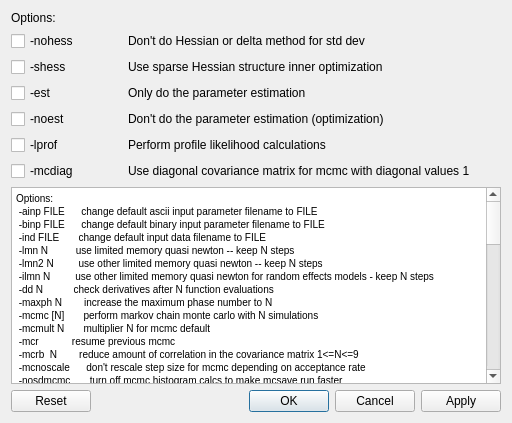
Qt form src/dialog_runoptions.ui (nmfs-ost/ss3-ssi) before a commit.
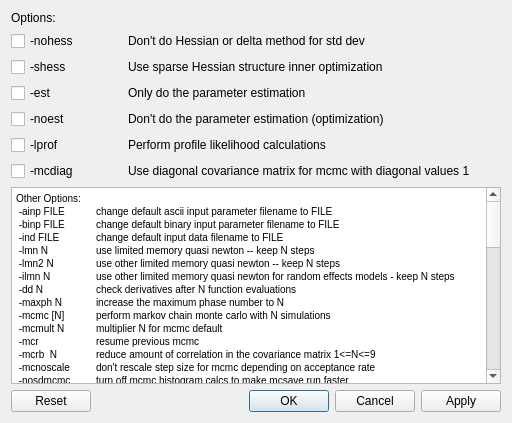
The same form after that commit.

Commit message: Changed text in run options dialog.

Patch:
```diff
--- a/src/dialog_runoptions.ui
+++ b/src/dialog_runoptions.ui
@@ -42,65 +42,60 @@
 &lt;html&gt;&lt;head&gt;&lt;meta name=&quot;qrichtext&quot; content=&quot;1&quot; /&gt;&lt;style type=&quot;text/css&quot;&gt;
 p, li { white-space: pre-wrap; }
 &lt;/style&gt;&lt;/head&gt;&lt;body style=&quot; font-family:'MS Shell Dlg 2'; font-size:7.8pt; font-weight:400; font-style:normal;&quot;&gt;
-&lt;p style=&quot; margin-top:0px; margin-bottom:0px; margin-left:0px; margin-right:0px; -qt-block-indent:0; text-indent:0px;&quot;&gt;Options:&lt;/p&gt;
-&lt;p style=&quot; margin-top:0px; margin-bottom:0px; margin-left:0px; margin-right:0px; -qt-block-indent:0; text-indent:0px;&quot;&gt; -ainp FILE      change default ascii input parameter filename to FILE&lt;/p&gt;
-&lt;p style=&quot; margin-top:0px; margin-bottom:0px; margin-left:0px; margin-right:0px; -qt-block-indent:0; text-indent:0px;&quot;&gt; -binp FILE      change default binary input parameter filename to FILE&lt;/p&gt;
-&lt;p style=&quot; margin-top:0px; margin-bottom:0px; margin-left:0px; margin-right:0px; -qt-block-indent:0; text-indent:0px;&quot;&gt; -ind FILE       change default input data filename to FILE&lt;/p&gt;
-&lt;p style=&quot; margin-top:0px; margin-bottom:0px; margin-left:0px; margin-right:0px; -qt-block-indent:0; text-indent:0px;&quot;&gt; -lmn N          use limited memory quasi newton -- keep N steps&lt;/p&gt;
-&lt;p style=&quot; margin-top:0px; margin-bottom:0px; margin-left:0px; margin-right:0px; -qt-block-indent:0; text-indent:0px;&quot;&gt; -lmn2 N         use other limited memory quasi newton -- keep N steps&lt;/p&gt;
-&lt;p style=&quot; margin-top:0px; margin-bottom:0px; margin-left:0px; margin-right:0px; -qt-block-indent:0; text-indent:0px;&quot;&gt; -ilmn N         use other limited memory quasi newton for random effects models - keep N steps&lt;/p&gt;
-&lt;p style=&quot; margin-top:0px; margin-bottom:0px; margin-left:0px; margin-right:0px; -qt-block-indent:0; text-indent:0px;&quot;&gt; -dd N           check derivatives after N function evaluations&lt;/p&gt;
-&lt;p style=&quot; margin-top:0px; margin-bottom:0px; margin-left:0px; margin-right:0px; -qt-block-indent:0; text-indent:0px;&quot;&gt; -maxph N        increase the maximum phase number to N&lt;/p&gt;
-&lt;p style=&quot; margin-top:0px; margin-bottom:0px; margin-left:0px; margin-right:0px; -qt-block-indent:0; text-indent:0px;&quot;&gt; -mcmc [N]       perform markov chain monte carlo with N simulations&lt;/p&gt;
-&lt;p style=&quot; margin-top:0px; margin-bottom:0px; margin-left:0px; margin-right:0px; -qt-block-indent:0; text-indent:0px;&quot;&gt; -mcmult N       multiplier N for mcmc default&lt;/p&gt;
-&lt;p style=&quot; margin-top:0px; margin-bottom:0px; margin-left:0px; margin-right:0px; -qt-block-indent:0; text-indent:0px;&quot;&gt; -mcr            resume previous mcmc&lt;/p&gt;
-&lt;p style=&quot; margin-top:0px; margin-bottom:0px; margin-left:0px; margin-right:0px; -qt-block-indent:0; text-indent:0px;&quot;&gt; -mcrb  N        reduce amount of correlation in the covariance matrix 1&amp;lt;=N&amp;lt;=9&lt;/p&gt;
-&lt;p style=&quot; margin-top:0px; margin-bottom:0px; margin-left:0px; margin-right:0px; -qt-block-indent:0; text-indent:0px;&quot;&gt; -mcnoscale      don't rescale step size for mcmc depending on acceptance rate&lt;/p&gt;
-&lt;p style=&quot; margin-top:0px; margin-bottom:0px; margin-left:0px; margin-right:0px; -qt-block-indent:0; text-indent:0px;&quot;&gt; -nosdmcmc       turn off mcmc histogram calcs to make mcsave run faster&lt;/p&gt;
-&lt;p style=&quot; margin-top:0px; margin-bottom:0px; margin-left:0px; margin-right:0px; -qt-block-indent:0; text-indent:0px;&quot;&gt; -mcprobe N      use probing strategy for mcmc with factor N&lt;/p&gt;
-&lt;p style=&quot; margin-top:0px; margin-bottom:0px; margin-left:0px; margin-right:0px; -qt-block-indent:0; text-indent:0px;&quot;&gt; -mcgrope N      Deprecated, same as -mcprobe&lt;/p&gt;
-&lt;p style=&quot; margin-top:0px; margin-bottom:0px; margin-left:0px; margin-right:0px; -qt-block-indent:0; text-indent:0px;&quot;&gt; -mcseed N       seed for random number generator for markov chain monte carlo&lt;/p&gt;
-&lt;p style=&quot; margin-top:0px; margin-bottom:0px; margin-left:0px; margin-right:0px; -qt-block-indent:0; text-indent:0px;&quot;&gt; -mcscale N      rescale step size for first N evaluations&lt;/p&gt;
-&lt;p style=&quot; margin-top:0px; margin-bottom:0px; margin-left:0px; margin-right:0px; -qt-block-indent:0; text-indent:0px;&quot;&gt; -mcsave N       save the parameters for every Nth simulation&lt;/p&gt;
-&lt;p style=&quot; margin-top:0px; margin-bottom:0px; margin-left:0px; margin-right:0px; -qt-block-indent:0; text-indent:0px;&quot;&gt; -mceval         go through the saved mcmc values from a previous mcsave&lt;/p&gt;
-&lt;p style=&quot; margin-top:0px; margin-bottom:0px; margin-left:0px; margin-right:0px; -qt-block-indent:0; text-indent:0px;&quot;&gt; -mcu            use uniformaly distributed steps for mcmc instead of random normal&lt;/p&gt;
+&lt;p style=&quot; margin-top:0px; margin-bottom:0px; margin-left:0px; margin-right:0px; -qt-block-indent:0; text-indent:0px;&quot;&gt;Other Options:&lt;/p&gt;
+&lt;p style=&quot; margin-top:0px; margin-bottom:0px; margin-left:0px; margin-right:0px; -qt-block-indent:0; text-indent:0px;&quot;&gt; -ainp FILE	change default ascii input parameter filename to FILE&lt;/p&gt;
+&lt;p style=&quot; margin-top:0px; margin-bottom:0px; margin-left:0px; margin-right:0px; -qt-block-indent:0; text-indent:0px;&quot;&gt; -binp FILE	change default binary input parameter filename to FILE&lt;/p&gt;
+&lt;p style=&quot; margin-top:0px; margin-bottom:0px; margin-left:0px; margin-right:0px; -qt-block-indent:0; text-indent:0px;&quot;&gt; -ind FILE	change default input data filename to FILE&lt;/p&gt;
+&lt;p style=&quot; margin-top:0px; margin-bottom:0px; margin-left:0px; margin-right:0px; -qt-block-indent:0; text-indent:0px;&quot;&gt; -lmn N	use limited memory quasi newton -- keep N steps&lt;/p&gt;
+&lt;p style=&quot; margin-top:0px; margin-bottom:0px; margin-left:0px; margin-right:0px; -qt-block-indent:0; text-indent:0px;&quot;&gt; -lmn2 N	use other limited memory quasi newton -- keep N steps&lt;/p&gt;
+&lt;p style=&quot; margin-top:0px; margin-bottom:0px; margin-left:0px; margin-right:0px; -qt-block-indent:0; text-indent:0px;&quot;&gt; -ilmn N	use other limited memory quasi newton for random effects models - keep N steps&lt;/p&gt;
+&lt;p style=&quot; margin-top:0px; margin-bottom:0px; margin-left:0px; margin-right:0px; -qt-block-indent:0; text-indent:0px;&quot;&gt; -dd N 	check derivatives after N function evaluations&lt;/p&gt;
+&lt;p style=&quot; margin-top:0px; margin-bottom:0px; margin-left:0px; margin-right:0px; -qt-block-indent:0; text-indent:0px;&quot;&gt; -maxph N	increase the maximum phase number to N&lt;/p&gt;
+&lt;p style=&quot; margin-top:0px; margin-bottom:0px; margin-left:0px; margin-right:0px; -qt-block-indent:0; text-indent:0px;&quot;&gt; -mcmc [N]	perform markov chain monte carlo with N simulations&lt;/p&gt;
+&lt;p style=&quot; margin-top:0px; margin-bottom:0px; margin-left:0px; margin-right:0px; -qt-block-indent:0; text-indent:0px;&quot;&gt; -mcmult N	multiplier N for mcmc default&lt;/p&gt;
+&lt;p style=&quot; margin-top:0px; margin-bottom:0px; margin-left:0px; margin-right:0px; -qt-block-indent:0; text-indent:0px;&quot;&gt; -mcr 	resume previous mcmc&lt;/p&gt;
+&lt;p style=&quot; margin-top:0px; margin-bottom:0px; margin-left:0px; margin-right:0px; -qt-block-indent:0; text-indent:0px;&quot;&gt; -mcrb  N 	reduce amount of correlation in the covariance matrix 1&amp;lt;=N&amp;lt;=9&lt;/p&gt;
+&lt;p style=&quot; margin-top:0px; margin-bottom:0px; margin-left:0px; margin-right:0px; -qt-block-indent:0; text-indent:0px;&quot;&gt; -mcnoscale	don't rescale step size for mcmc depending on acceptance rate&lt;/p&gt;
+&lt;p style=&quot; margin-top:0px; margin-bottom:0px; margin-left:0px; margin-right:0px; -qt-block-indent:0; text-indent:0px;&quot;&gt; -nosdmcmc 	turn off mcmc histogram calcs to make mcsave run faster&lt;/p&gt;
+&lt;p style=&quot; margin-top:0px; margin-bottom:0px; margin-left:0px; margin-right:0px; -qt-block-indent:0; text-indent:0px;&quot;&gt; -mcprobe N 	use probing strategy for mcmc with factor N&lt;/p&gt;
+&lt;p style=&quot; margin-top:0px; margin-bottom:0px; margin-left:0px; margin-right:0px; -qt-block-indent:0; text-indent:0px;&quot;&gt; -mcgrope N 	Deprecated, same as -mcprobe&lt;/p&gt;
+&lt;p style=&quot; margin-top:0px; margin-bottom:0px; margin-left:0px; margin-right:0px; -qt-block-indent:0; text-indent:0px;&quot;&gt; -mcseed N 	seed for random number generator for markov chain monte carlo&lt;/p&gt;
+&lt;p style=&quot; margin-top:0px; margin-bottom:0px; margin-left:0px; margin-right:0px; -qt-block-indent:0; text-indent:0px;&quot;&gt; -mcscale N 	rescale step size for first N evaluations&lt;/p&gt;
+&lt;p style=&quot; margin-top:0px; margin-bottom:0px; margin-left:0px; margin-right:0px; -qt-block-indent:0; text-indent:0px;&quot;&gt; -mcsave N 	save the parameters for every Nth simulation&lt;/p&gt;
+&lt;p style=&quot; margin-top:0px; margin-bottom:0px; margin-left:0px; margin-right:0px; -qt-block-indent:0; text-indent:0px;&quot;&gt; -mceval 	go through the saved mcmc values from a previous mcsave&lt;/p&gt;
+&lt;p style=&quot; margin-top:0px; margin-bottom:0px; margin-left:0px; margin-right:0px; -qt-block-indent:0; text-indent:0px;&quot;&gt; -mcu 	use uniformaly distributed steps for mcmc instead of random normal&lt;/p&gt;
 &lt;p style=&quot; margin-top:0px; margin-bottom:0px; margin-left:0px; margin-right:0px; -qt-block-indent:0; text-indent:0px;&quot;&gt; -crit N1,N2,... set gradient magnitude convergence criterion to N&lt;/p&gt;
-&lt;p style=&quot; margin-top:0px; margin-bottom:0px; margin-left:0px; margin-right:0px; -qt-block-indent:0; text-indent:0px;&quot;&gt; -iprint N       print out function minimizer report every N iterations&lt;/p&gt;
+&lt;p style=&quot; margin-top:0px; margin-bottom:0px; margin-left:0px; margin-right:0px; -qt-block-indent:0; text-indent:0px;&quot;&gt; -iprint N 	print out function minimizer report every N iterations&lt;/p&gt;
 &lt;p style=&quot; margin-top:0px; margin-bottom:0px; margin-left:0px; margin-right:0px; -qt-block-indent:0; text-indent:0px;&quot;&gt; -maxfn N1,N2,.. set maximum number opf function eval's to N&lt;/p&gt;
-&lt;p style=&quot; margin-top:0px; margin-bottom:0px; margin-left:0px; margin-right:0px; -qt-block-indent:0; text-indent:0px;&quot;&gt; -rs             if function minimizer can't make progress rescale and try again&lt;/p&gt;
-&lt;p style=&quot; margin-top:0px; margin-bottom:0px; margin-left:0px; margin-right:0px; -qt-block-indent:0; text-indent:0px;&quot;&gt; -nox            suppress vector and gradient values in minimizer screen report&lt;/p&gt;
-&lt;p style=&quot; margin-top:0px; margin-bottom:0px; margin-left:0px; margin-right:0px; -qt-block-indent:0; text-indent:0px;&quot;&gt; -phase N        start minimization in phase N&lt;/p&gt;
-&lt;p style=&quot; margin-top:0px; margin-bottom:0px; margin-left:0px; margin-right:0px; -qt-block-indent:0; text-indent:0px;&quot;&gt; -simplex        use simplex for minimization -- deprecated, use -neldmead&lt;/p&gt;
-&lt;p style=&quot; margin-top:0px; margin-bottom:0px; margin-left:0px; margin-right:0px; -qt-block-indent:0; text-indent:0px;&quot;&gt; -neldmead       use Nelder-Mead simplex algorithm for minimization&lt;/p&gt;
-&lt;p style=&quot; margin-top:0px; margin-bottom:0px; margin-left:0px; margin-right:0px; -qt-block-indent:0; text-indent:0px;&quot;&gt; -nohess         don't do hessian or delta method for std dev&lt;/p&gt;
-&lt;p style=&quot; margin-top:0px; margin-bottom:0px; margin-left:0px; margin-right:0px; -qt-block-indent:0; text-indent:0px;&quot;&gt; -eigvec         calculate eigenvectors of the Hessian&lt;/p&gt;
-&lt;p style=&quot; margin-top:0px; margin-bottom:0px; margin-left:0px; margin-right:0px; -qt-block-indent:0; text-indent:0px;&quot;&gt; -sdonly         do delta method for std dev estimates without redoing hessian&lt;/p&gt;
-&lt;p style=&quot; margin-top:0px; margin-bottom:0px; margin-left:0px; margin-right:0px; -qt-block-indent:0; text-indent:0px;&quot;&gt; -ams N          set arrmblsize to N (ARRAY_MEMBLOCK_SIZE)&lt;/p&gt;
-&lt;p style=&quot; margin-top:0px; margin-bottom:0px; margin-left:0px; margin-right:0px; -qt-block-indent:0; text-indent:0px;&quot;&gt; -cbs N          set CMPDIF_BUFFER_SIZE to N (ARRAY_MEMBLOCK_SIZE)&lt;/p&gt;
-&lt;p style=&quot; margin-top:0px; margin-bottom:0px; margin-left:0px; margin-right:0px; -qt-block-indent:0; text-indent:0px;&quot;&gt; -mno N          set the maximum number of independent variables to N&lt;/p&gt;
-&lt;p style=&quot; margin-top:0px; margin-bottom:0px; margin-left:0px; margin-right:0px; -qt-block-indent:0; text-indent:0px;&quot;&gt; -mdl N          set the maximum number of dvariables to N&lt;/p&gt;
-&lt;p style=&quot; margin-top:0px; margin-bottom:0px; margin-left:0px; margin-right:0px; -qt-block-indent:0; text-indent:0px;&quot;&gt; -gbs N          set GRADSTACK_BUFFER_SIZE to N (ARRAY_MEMBLOCK_SIZE)&lt;/p&gt;
-&lt;p style=&quot; margin-top:0px; margin-bottom:0px; margin-left:0px; margin-right:0px; -qt-block-indent:0; text-indent:0px;&quot;&gt; -info           show how to cite ADMB, license, and acknowledgements&lt;/p&gt;
-&lt;p style=&quot; margin-top:0px; margin-bottom:0px; margin-left:0px; margin-right:0px; -qt-block-indent:0; text-indent:0px;&quot;&gt; -version        show version information&lt;/p&gt;
-&lt;p style=&quot; margin-top:0px; margin-bottom:0px; margin-left:0px; margin-right:0px; -qt-block-indent:0; text-indent:0px;&quot;&gt; -help           show this message&lt;/p&gt;
+&lt;p style=&quot; margin-top:0px; margin-bottom:0px; margin-left:0px; margin-right:0px; -qt-block-indent:0; text-indent:0px;&quot;&gt; -rs 	if function minimizer can't make progress rescale and try again&lt;/p&gt;
+&lt;p style=&quot; margin-top:0px; margin-bottom:0px; margin-left:0px; margin-right:0px; -qt-block-indent:0; text-indent:0px;&quot;&gt; -nox 	suppress vector and gradient values in minimizer screen report&lt;/p&gt;
+&lt;p style=&quot; margin-top:0px; margin-bottom:0px; margin-left:0px; margin-right:0px; -qt-block-indent:0; text-indent:0px;&quot;&gt; -phase N 	start minimization in phase N&lt;/p&gt;
+&lt;p style=&quot; margin-top:0px; margin-bottom:0px; margin-left:0px; margin-right:0px; -qt-block-indent:0; text-indent:0px;&quot;&gt; -simplex 	use simplex for minimization -- deprecated, use -neldmead&lt;/p&gt;
+&lt;p style=&quot; margin-top:0px; margin-bottom:0px; margin-left:0px; margin-right:0px; -qt-block-indent:0; text-indent:0px;&quot;&gt; -neldmead 	use Nelder-Mead simplex algorithm for minimization&lt;/p&gt;
+&lt;p style=&quot; margin-top:0px; margin-bottom:0px; margin-left:0px; margin-right:0px; -qt-block-indent:0; text-indent:0px;&quot;&gt; -eigvec 	calculate eigenvectors of the Hessian&lt;/p&gt;
+&lt;p style=&quot; margin-top:0px; margin-bottom:0px; margin-left:0px; margin-right:0px; -qt-block-indent:0; text-indent:0px;&quot;&gt; -sdonly 	do delta method for std dev estimates without redoing hessian&lt;/p&gt;
+&lt;p style=&quot; margin-top:0px; margin-bottom:0px; margin-left:0px; margin-right:0px; -qt-block-indent:0; text-indent:0px;&quot;&gt; -ams N 	set arrmblsize to N (ARRAY_MEMBLOCK_SIZE)&lt;/p&gt;
+&lt;p style=&quot; margin-top:0px; margin-bottom:0px; margin-left:0px; margin-right:0px; -qt-block-indent:0; text-indent:0px;&quot;&gt; -cbs N  	set CMPDIF_BUFFER_SIZE to N (ARRAY_MEMBLOCK_SIZE)&lt;/p&gt;
+&lt;p style=&quot; margin-top:0px; margin-bottom:0px; margin-left:0px; margin-right:0px; -qt-block-indent:0; text-indent:0px;&quot;&gt; -mno N 	set the maximum number of independent variables to N&lt;/p&gt;
+&lt;p style=&quot; margin-top:0px; margin-bottom:0px; margin-left:0px; margin-right:0px; -qt-block-indent:0; text-indent:0px;&quot;&gt; -mdl N 	set the maximum number of dvariables to N&lt;/p&gt;
+&lt;p style=&quot; margin-top:0px; margin-bottom:0px; margin-left:0px; margin-right:0px; -qt-block-indent:0; text-indent:0px;&quot;&gt; -gbs N 	set GRADSTACK_BUFFER_SIZE to N (ARRAY_MEMBLOCK_SIZE)&lt;/p&gt;
 &lt;p style=&quot;-qt-paragraph-type:empty; margin-top:0px; margin-bottom:0px; margin-left:0px; margin-right:0px; -qt-block-indent:0; text-indent:0px;&quot;&gt;&lt;br /&gt;&lt;/p&gt;
 &lt;p style=&quot; margin-top:0px; margin-bottom:0px; margin-left:0px; margin-right:0px; -qt-block-indent:0; text-indent:0px;&quot;&gt;Random effects options if applicable&lt;/p&gt;
-&lt;p style=&quot; margin-top:0px; margin-bottom:0px; margin-left:0px; margin-right:0px; -qt-block-indent:0; text-indent:0px;&quot;&gt; -nr N           maximum number of Newton-Raphson steps&lt;/p&gt;
-&lt;p style=&quot; margin-top:0px; margin-bottom:0px; margin-left:0px; margin-right:0px; -qt-block-indent:0; text-indent:0px;&quot;&gt; -imaxfn N       maximum number of evals in quasi-Newton inner optimization&lt;/p&gt;
-&lt;p style=&quot; margin-top:0px; margin-bottom:0px; margin-left:0px; margin-right:0px; -qt-block-indent:0; text-indent:0px;&quot;&gt; -is N           set importance sampling size to N&lt;/p&gt;
-&lt;p style=&quot; margin-top:0px; margin-bottom:0px; margin-left:0px; margin-right:0px; -qt-block-indent:0; text-indent:0px;&quot;&gt; -isf N          set importance sampling size funnel blocks to N&lt;/p&gt;
-&lt;p style=&quot; margin-top:0px; margin-bottom:0px; margin-left:0px; margin-right:0px; -qt-block-indent:0; text-indent:0px;&quot;&gt; -isdiag         print importance sampling diagnostics&lt;/p&gt;
-&lt;p style=&quot; margin-top:0px; margin-bottom:0px; margin-left:0px; margin-right:0px; -qt-block-indent:0; text-indent:0px;&quot;&gt; -hybrid         do hybrid Monte Carlo version of MCMC&lt;/p&gt;
-&lt;p style=&quot; margin-top:0px; margin-bottom:0px; margin-left:0px; margin-right:0px; -qt-block-indent:0; text-indent:0px;&quot;&gt; -hbf            set the hybrid bounded flag for bounded parameters&lt;/p&gt;
-&lt;p style=&quot; margin-top:0px; margin-bottom:0px; margin-left:0px; margin-right:0px; -qt-block-indent:0; text-indent:0px;&quot;&gt; -hyeps          mean step size for hybrid Monte Carlo&lt;/p&gt;
-&lt;p style=&quot; margin-top:0px; margin-bottom:0px; margin-left:0px; margin-right:0px; -qt-block-indent:0; text-indent:0px;&quot;&gt; -hynstep        number of steps for hybrid Monte Carlo&lt;/p&gt;
-&lt;p style=&quot; margin-top:0px; margin-bottom:0px; margin-left:0px; margin-right:0px; -qt-block-indent:0; text-indent:0px;&quot;&gt; -noinit         do not initialize RE before inner optimization&lt;/p&gt;
-&lt;p style=&quot; margin-top:0px; margin-bottom:0px; margin-left:0px; margin-right:0px; -qt-block-indent:0; text-indent:0px;&quot;&gt; -ndi N          set maximum number of separable calls&lt;/p&gt;
-&lt;p style=&quot; margin-top:0px; margin-bottom:0px; margin-left:0px; margin-right:0px; -qt-block-indent:0; text-indent:0px;&quot;&gt; -ndb N          set number of blocks for RE derivatives (reduce temp file size)&lt;/p&gt;
-&lt;p style=&quot; margin-top:0px; margin-bottom:0px; margin-left:0px; margin-right:0px; -qt-block-indent:0; text-indent:0px;&quot;&gt; -ddnr           use high precision Newton-Raphson, for banded Hessian case only&lt;/p&gt;
-&lt;p style=&quot; margin-top:0px; margin-bottom:0px; margin-left:0px; margin-right:0px; -qt-block-indent:0; text-indent:0px;&quot;&gt; -nrdbg          verbose reporting for debugging newton-raphson&lt;/p&gt;
-&lt;p style=&quot; margin-top:0px; margin-bottom:0px; margin-left:0px; margin-right:0px; -qt-block-indent:0; text-indent:0px;&quot;&gt; -mm N           do minimax optimization&lt;/p&gt;
-&lt;p style=&quot; margin-top:0px; margin-bottom:0px; margin-left:0px; margin-right:0px; -qt-block-indent:0; text-indent:0px;&quot;&gt; -shess          use sparse Hessian structure inner optimzation&lt;/p&gt;&lt;/body&gt;&lt;/html&gt;</string>
+&lt;p style=&quot; margin-top:0px; margin-bottom:0px; margin-left:0px; margin-right:0px; -qt-block-indent:0; text-indent:0px;&quot;&gt; -nr N  	maximum number of Newton-Raphson steps&lt;/p&gt;
+&lt;p style=&quot; margin-top:0px; margin-bottom:0px; margin-left:0px; margin-right:0px; -qt-block-indent:0; text-indent:0px;&quot;&gt; -imaxfn N 	maximum number of evals in quasi-Newton inner optimization&lt;/p&gt;
+&lt;p style=&quot; margin-top:0px; margin-bottom:0px; margin-left:0px; margin-right:0px; -qt-block-indent:0; text-indent:0px;&quot;&gt; -is N 	set importance sampling size to N&lt;/p&gt;
+&lt;p style=&quot; margin-top:0px; margin-bottom:0px; margin-left:0px; margin-right:0px; -qt-block-indent:0; text-indent:0px;&quot;&gt; -isf N 	set importance sampling size funnel blocks to N&lt;/p&gt;
+&lt;p style=&quot; margin-top:0px; margin-bottom:0px; margin-left:0px; margin-right:0px; -qt-block-indent:0; text-indent:0px;&quot;&gt; -isdiag 	print importance sampling diagnostics&lt;/p&gt;
+&lt;p style=&quot; margin-top:0px; margin-bottom:0px; margin-left:0px; margin-right:0px; -qt-block-indent:0; text-indent:0px;&quot;&gt; -hybrid 	do hybrid Monte Carlo version of MCMC&lt;/p&gt;
+&lt;p style=&quot; margin-top:0px; margin-bottom:0px; margin-left:0px; margin-right:0px; -qt-block-indent:0; text-indent:0px;&quot;&gt; -hbf  	set the hybrid bounded flag for bounded parameters&lt;/p&gt;
+&lt;p style=&quot; margin-top:0px; margin-bottom:0px; margin-left:0px; margin-right:0px; -qt-block-indent:0; text-indent:0px;&quot;&gt; -hyeps  	mean step size for hybrid Monte Carlo&lt;/p&gt;
+&lt;p style=&quot; margin-top:0px; margin-bottom:0px; margin-left:0px; margin-right:0px; -qt-block-indent:0; text-indent:0px;&quot;&gt; -hynstep 	number of steps for hybrid Monte Carlo&lt;/p&gt;
+&lt;p style=&quot; margin-top:0px; margin-bottom:0px; margin-left:0px; margin-right:0px; -qt-block-indent:0; text-indent:0px;&quot;&gt; -noinit 	do not initialize RE before inner optimization&lt;/p&gt;
+&lt;p style=&quot; margin-top:0px; margin-bottom:0px; margin-left:0px; margin-right:0px; -qt-block-indent:0; text-indent:0px;&quot;&gt; -ndi N 	set maximum number of separable calls&lt;/p&gt;
+&lt;p style=&quot; margin-top:0px; margin-bottom:0px; margin-left:0px; margin-right:0px; -qt-block-indent:0; text-indent:0px;&quot;&gt; -ndb N 	set number of blocks for RE derivatives (reduce temp file size)&lt;/p&gt;
+&lt;p style=&quot; margin-top:0px; margin-bottom:0px; margin-left:0px; margin-right:0px; -qt-block-indent:0; text-indent:0px;&quot;&gt; -ddnr  	use high precision Newton-Raphson, for banded Hessian case only&lt;/p&gt;
+&lt;p style=&quot; margin-top:0px; margin-bottom:0px; margin-left:0px; margin-right:0px; -qt-block-indent:0; text-indent:0px;&quot;&gt; -nrdbg 	verbose reporting for debugging newton-raphson&lt;/p&gt;
+&lt;p style=&quot; margin-top:0px; margin-bottom:0px; margin-left:0px; margin-right:0px; -qt-block-indent:0; text-indent:0px;&quot;&gt; -mm N  	do minimax optimization&lt;/p&gt;&lt;/body&gt;&lt;/html&gt;</string>
      </property>
     </widget>
    </item>
```
